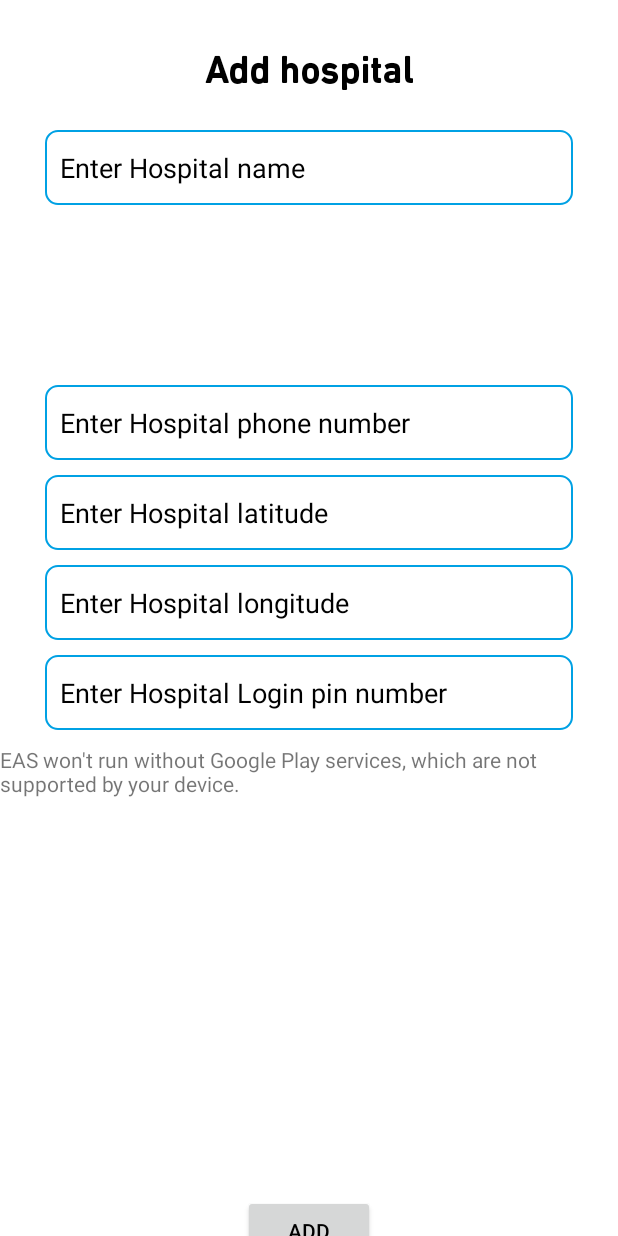
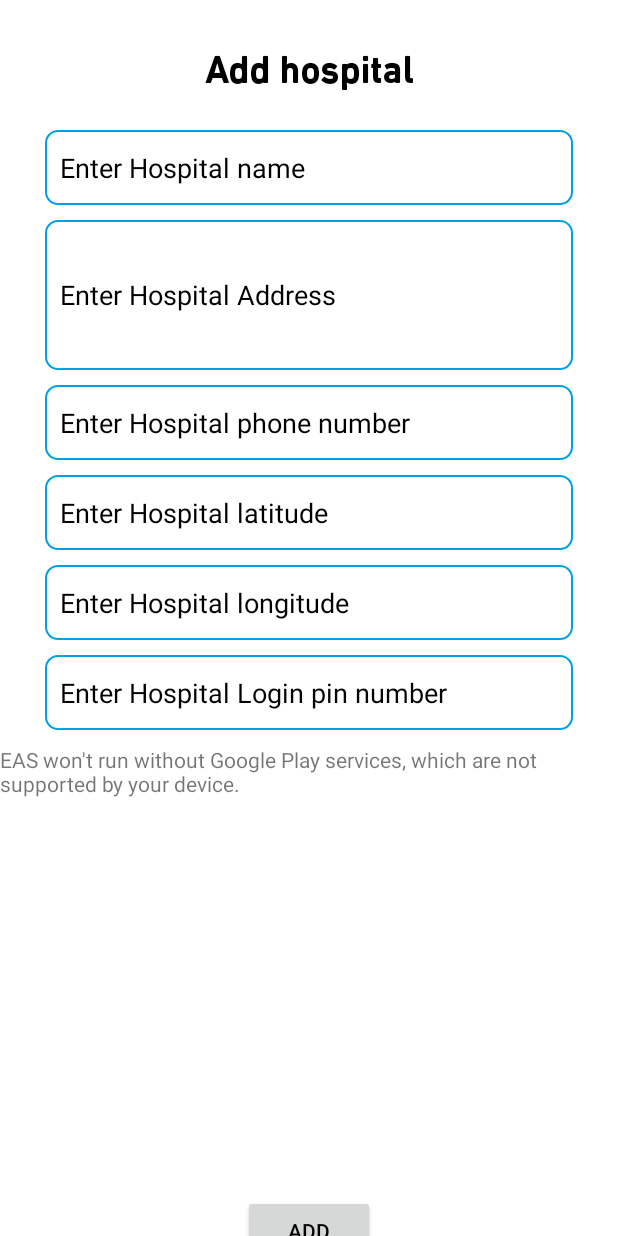
Before and after one commit to nithinbabu1993/EAS, an Android app: the NewHospital screen opened directly, with no data from a screen before it, on a phone screen of 412 x 824 dp. Run offline under Robolectric (Android 15) with nearby library versions, the phone set to English and light mode, and no system bars; our stand-ins replace Firebase (no records; nobody signed in at launch, a user with empty details on screens opened directly).

Commit message:
second review

```diff
--- a/app/src/main/res/layout/activity_new_hospital.xml
+++ b/app/src/main/res/layout/activity_new_hospital.xml
@@ -39,7 +39,7 @@
     android:inputType="textPersonName"
     android:hint="Enter Hospital name"/>
     <androidx.appcompat.widget.AppCompatEditText
-        android:layout_width="0dp"
+        android:layout_width="match_parent"
         android:layout_height="wrap_content"
         android:id="@+id/haddress"
         android:background="@drawable/bg_bordered_sky_blue"
```
